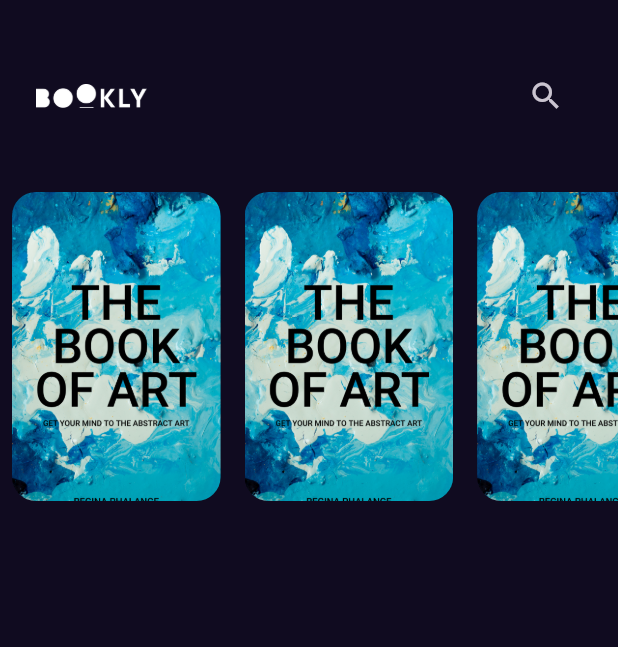
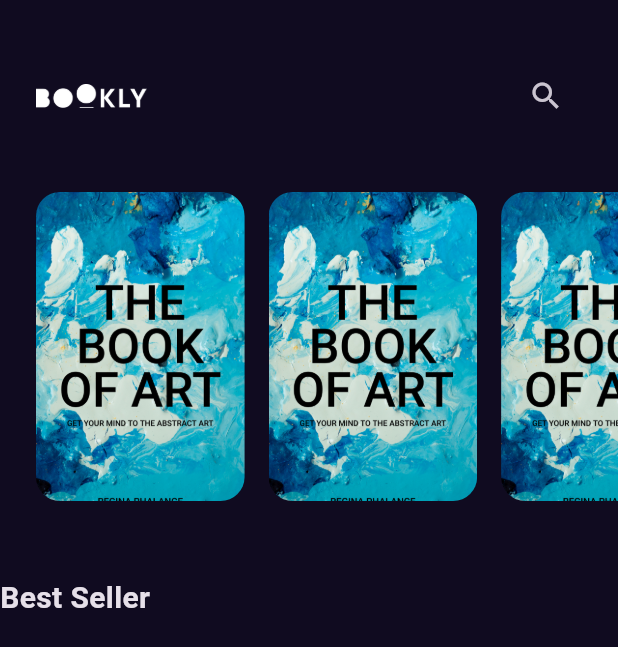
Before and after one commit to Asem130/Bookly, a Flutter app: the screen it shows after launch, on a phone screen of 412 x 824 dp. Shown: the top 647 px of the screen. Run offline on Flutter 3.47's test engine with Material 3 defaults, Android fonts, the phone set to English and light mode, and no system bars; our stand-ins replace get.

Commit message:
create styles file & add title to home view

```diff
--- a/lib/Features/home/presentaion/views/widgets/home_view_body.dart
+++ b/lib/Features/home/presentaion/views/widgets/home_view_body.dart
@@ -1,5 +1,6 @@
 import 'package:bookly/Features/home/presentaion/views/widgets/app_bar.dart';
-import 'package:bookly/Features/home/presentaion/views/widgets/main_list_view_item.dart';
+import 'package:bookly/Features/home/presentaion/views/widgets/main_list_view.dart';
+import 'package:bookly/core/utils/styles.dart';
 
 import 'package:flutter/material.dart';
 import 'package:flutter/widgets.dart';
@@ -10,26 +11,15 @@ class HomeViewBody extends StatelessWidget {
   @override
   Widget build(BuildContext context) {
     return const Column(
+      crossAxisAlignment: CrossAxisAlignment.start,
       children: [
         CustomAppBar(),
         MainListView(),
+        SizedBox(
+          height: 50,
+        ),
+        Text('Best Seller', style: Styles.mediumText),
       ],
     );
   }
 }
-
-class MainListView extends StatelessWidget {
-  const MainListView({super.key});
-
-  @override
-  Widget build(BuildContext context) {
-    return SizedBox(
-      height: MediaQuery.of(context).size.height * 0.25,
-      child: ListView.builder(
-          itemCount: 5,
-          physics: const BouncingScrollPhysics(),
-          scrollDirection: Axis.horizontal,
-          itemBuilder: ((context, index) => const MainListViewItem())),
-    );
-  }
-}
--- /dev/null
+++ b/lib/Features/home/presentaion/views/widgets/main_list_view.dart
@@ -0,0 +1,21 @@
+import 'package:bookly/Features/home/presentaion/views/widgets/main_list_view_item.dart';
+import 'package:flutter/material.dart';
+
+class MainListView extends StatelessWidget {
+  const MainListView({super.key});
+
+  @override
+  Widget build(BuildContext context) {
+    return SizedBox(
+      height: MediaQuery.of(context).size.height * 0.25,
+      child: Padding(
+        padding: const EdgeInsets.only(left: 24),
+        child: ListView.builder(
+            itemCount: 5,
+            physics: const BouncingScrollPhysics(),
+            scrollDirection: Axis.horizontal,
+            itemBuilder: ((context, index) => const MainListViewItem())),
+      ),
+    );
+  }
+}
--- a/lib/Features/home/presentaion/views/widgets/main_list_view_item.dart
+++ b/lib/Features/home/presentaion/views/widgets/main_list_view_item.dart
@@ -7,7 +7,7 @@ class MainListViewItem extends StatelessWidget {
   @override
   Widget build(BuildContext context) {
     return Padding(
-      padding: const EdgeInsets.symmetric(horizontal: 8),
+      padding: const EdgeInsets.only(right: 16),
       child: AspectRatio(
         aspectRatio: 2.7 / 4,
         child: Container(
--- /dev/null
+++ b/lib/core/utils/styles.dart
@@ -0,0 +1,9 @@
+import 'package:flutter/material.dart';
+
+abstract class Styles {
+  static const  mediumText = TextStyle(
+    fontSize: 20,
+    fontWeight: FontWeight.w600,
+
+  );
+}
```
